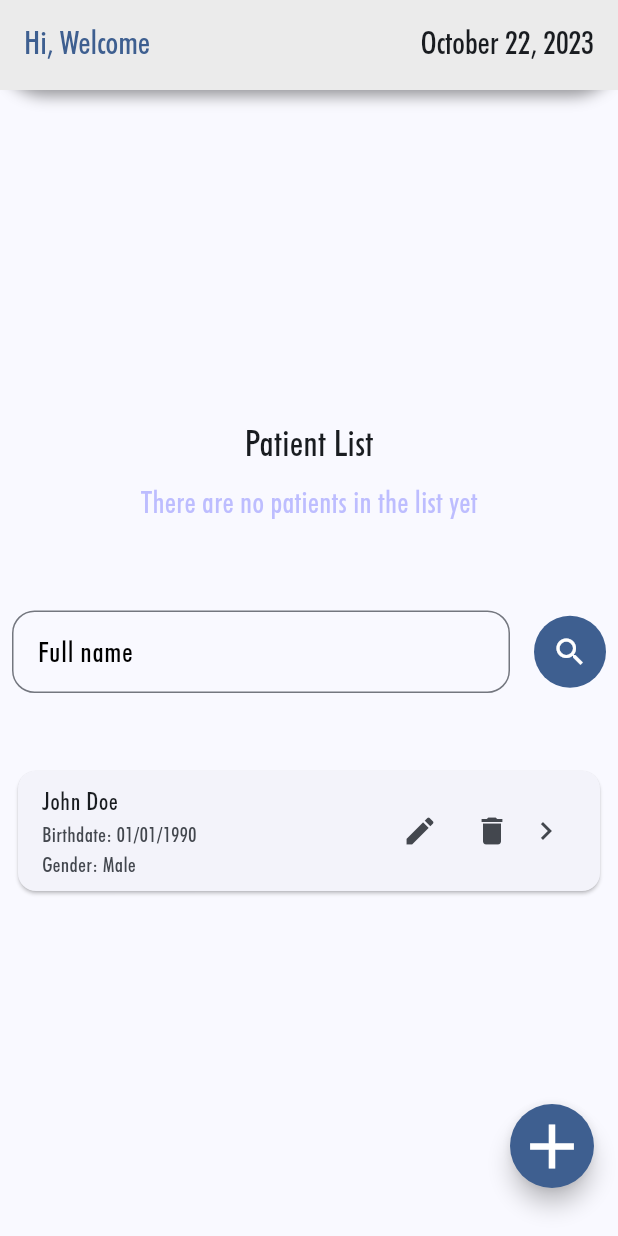
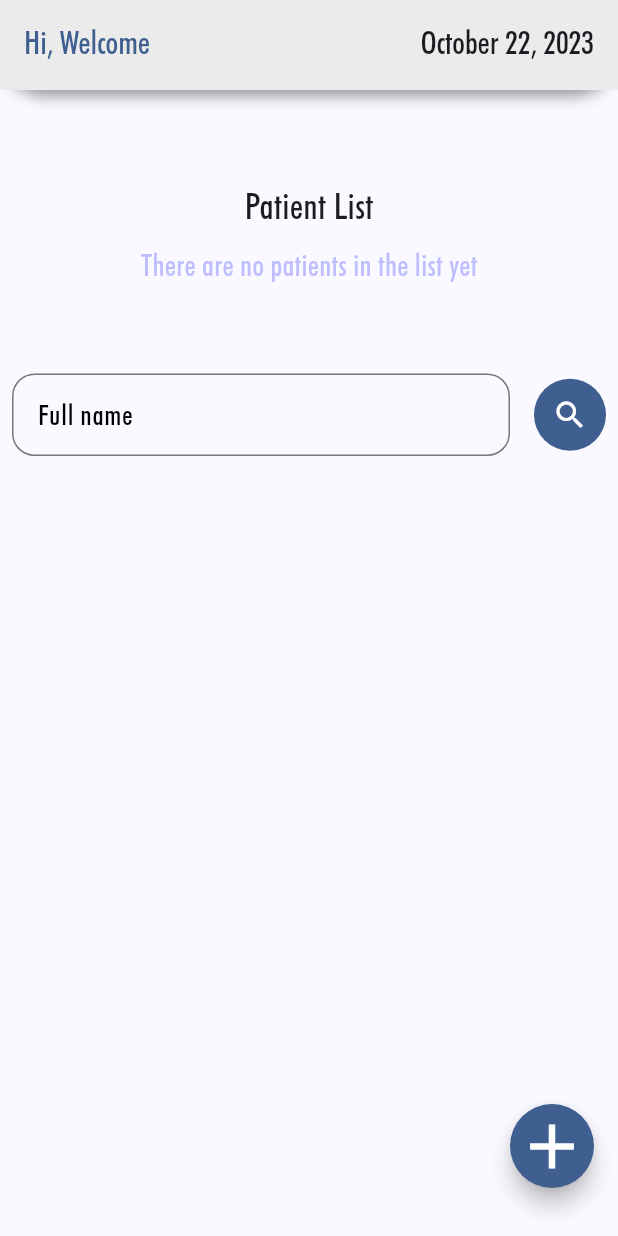
Before and after one commit to masarom/patient-list-flutter, a Flutter app: the screen it shows after launch, after a tap on "Start", on a phone screen of 412 x 824 dp. Run offline on Flutter 3.47's test engine with Material 2 defaults, Android fonts, the phone set to English and light mode, and no system bars.

Commit message:
add new patient form functionality

```diff
--- a/lib/main.dart
+++ b/lib/main.dart
@@ -1,5 +1,6 @@
 import 'package:flutter/material.dart';
 import 'package:intl/intl.dart';
+import 'package:provider/provider.dart';
 
 void main() {
   runApp(const MyApp());
@@ -9,13 +10,17 @@ class MyApp extends StatelessWidget {
   const MyApp({super.key});
   @override
   Widget build(BuildContext context) {
-    return MaterialApp(
-      title: 'Flutter Demo',
-      theme: ThemeData(
-          colorScheme: ColorScheme.fromSeed(seedColor: const Color(0x38509bff)),
-          useMaterial3: true,
-          fontFamily: 'FuturaBT Medium Condensed'),
-      home: const LandingPage(),
+    return ChangeNotifierProvider(
+      create: (context) => PatientList(),
+      child: MaterialApp(
+        title: 'Flutter Demo',
+        theme: ThemeData(
+            colorScheme:
+                ColorScheme.fromSeed(seedColor: const Color(0x38509bff)),
+            useMaterial3: true,
+            fontFamily: 'FuturaBT Medium Condensed'),
+        home: const LandingPage(),
+      ),
     );
   }
 }
@@ -91,6 +96,9 @@ class MainPage extends StatelessWidget {
     // colors
     final appBarTextColor = Theme.of(context).colorScheme.primary;
 
+    // patients list update
+    final patientList = Provider.of<PatientList>(context);
+
     return Scaffold(
       // adding widgets to edit the AppBar styles (shadow, borders)
       appBar: PreferredSize(
@@ -131,7 +139,7 @@ class MainPage extends StatelessWidget {
           child: Column(mainAxisAlignment: MainAxisAlignment.center, children: [
         // Main title
         const Padding(
-          padding: EdgeInsets.only(bottom: 8.0),
+          padding: EdgeInsets.only(top: 60.0, bottom: 8.0),
           child: Text(
             'Patient List',
             style: TextStyle(
@@ -178,14 +186,17 @@ class MainPage extends StatelessWidget {
             ),
           ],
         ),
-        const Padding(
-          padding: EdgeInsets.all(8.0),
-          child: PatientCard(
-            name: 'John',
-            surname: 'Doe',
-            birthDate: '01/01/1990',
-            gender: 'Male',
-          ),
+        Expanded(
+          child: ListView.builder(
+              itemCount: patientList.patients.length,
+              itemBuilder: (context, index) {
+                final patient = patientList.patients[index];
+                return PatientCard(
+                    name: patient.name,
+                    surname: patient.surname,
+                    birthDate: patient.birthDate,
+                    gender: patient.gender);
+              }),
         ),
       ])),
       // add new patient icon
@@ -231,6 +242,24 @@ class _NewPatientState extends State<NewPatient> {
   String _genderValue = 'Select one';
   // gender list
   List<String> genderList = ['Select one', 'Female', 'Male'];
+
+  //submit
+  void _submitForm() {
+    if (_formKey.currentState!.validate()) {
+      final name = nameController.text;
+      final surname = surnameController.text;
+      final birthDate = dateController.text;
+      final gender = _genderValue;
+
+      final patientList = Provider.of<PatientList>(context, listen: false);
+      patientList.addPatient(name, surname, birthDate, gender);
+
+      ScaffoldMessenger.of(context).showSnackBar(
+        const SnackBar(content: Text('Patient successfully added')),
+      );
+      Navigator.pop(context);
+    }
+  }
 
   @override
   Widget build(BuildContext context) {
@@ -335,16 +364,9 @@ class _NewPatientState extends State<NewPatient> {
                   ),
                   ElevatedButton(
                     onPressed: () {
-                      // Validate returns true if the form is valid, or false otherwise.
-                      if (_formKey.currentState!.validate()) {
-                        // If the form is valid, display a snackbar. In the real world,
-                        // you'd often call a server or save the information in a database.
-                        ScaffoldMessenger.of(context).showSnackBar(
-                          const SnackBar(content: Text('Processing Data')),
-                        );
-                      }
+                      _submitForm();
                     },
-                    child: const Text('Submit'),
+                    child: const Text('Save'),
                   ),
                 ],
               ),
@@ -410,12 +432,31 @@ class PatientCard extends StatelessWidget {
   }
 }
 
+// patients' list
+
+class PatientList extends ChangeNotifier {
+  List<PatientCard> patients = [];
+
+  void addPatient(
+      String name, String surname, String birthDate, String gender) {
+    final newPatient = PatientCard(
+      name: name,
+      surname: surname,
+      birthDate: birthDate,
+      gender: gender,
+    );
+
+    patients.add(newPatient);
+    notifyListeners();
+  }
+}
+
 // edit patient
-
 void editPatient() {
   print('edit patient');
 }
 
+// delete patient
 void deletePatient() {
   print('delete patient');
 }
```
